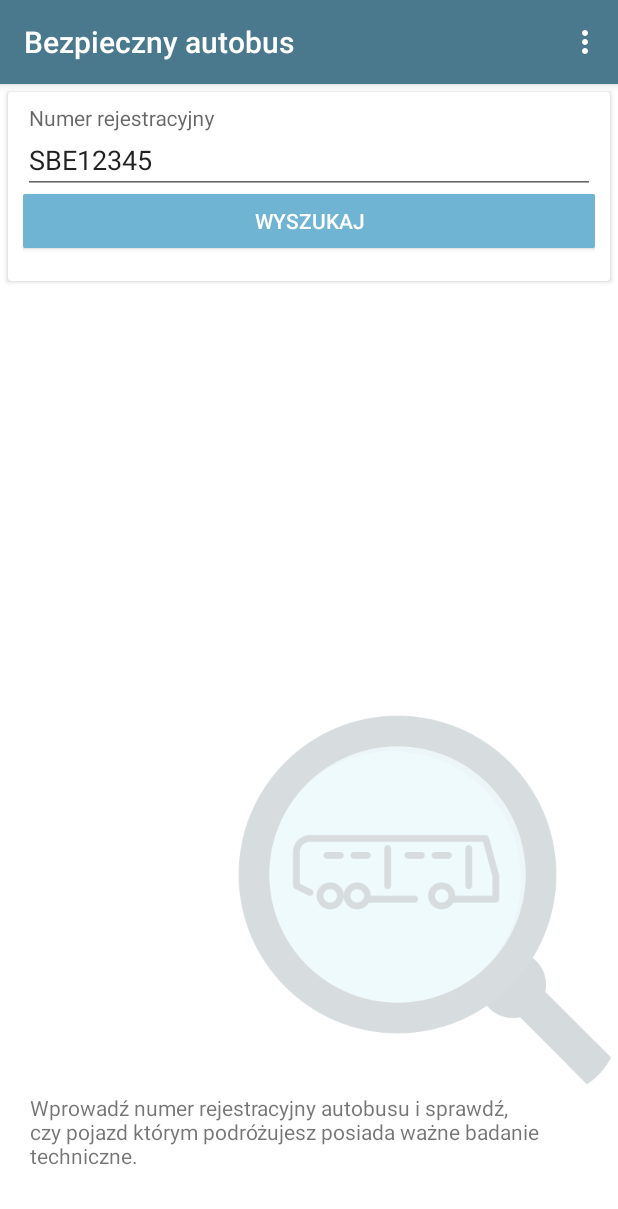
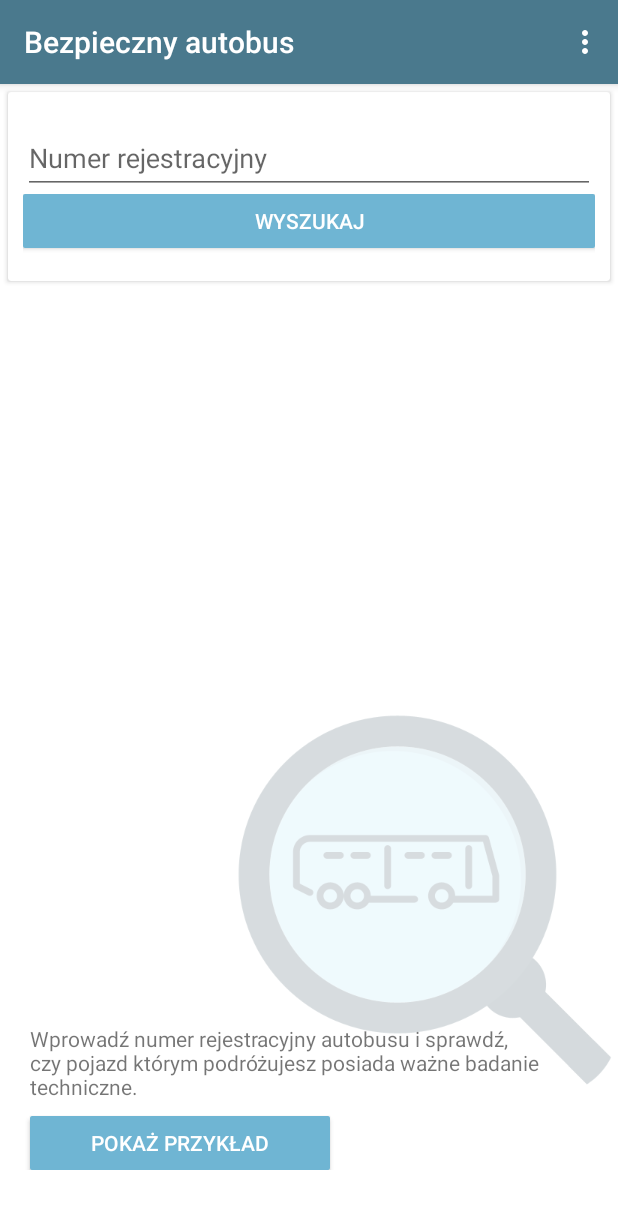
Before and after one commit to mobulum/android-safe-bus, an Android app: the screen it shows after launch (MainActivity), on a phone screen of 412 x 824 dp. Shown: the top 1209 px of the screen. Run offline under Robolectric (Android 15) with nearby library versions, the phone set to English and light mode, and no system bars; our stand-ins replace ButterKnife, Dagger/Hilt's generated code, Timber; libraries missing offline, so code that uses them is left out: com.crashlytics.android, io.fabric.sdk, rx.android.schedulers, rx.functions, rx.schedulers; pictures from the network do not load; 7 statements that could not run were skipped.

Commit message:
Show example button.

```diff
--- a/app/src/main/java/io/vehiclehistory/safebus/activity/MainActivity.java
+++ b/app/src/main/java/io/vehiclehistory/safebus/activity/MainActivity.java
@@ -15,8 +15,6 @@ import android.widget.EditText;
 import android.widget.Toast;
 import android.widget.ViewAnimator;
 
-import com.rengwuxian.materialedittext.MaterialEditText;
-
 import javax.inject.Inject;
 
 import butterknife.Bind;
@@ -32,6 +30,7 @@ public class MainActivity extends BaseActivity implements VehicleMvpView {
 
     private static final int ANIMATOR_BUTTON = 0;
     private static final int ANIMATOR_PROGRESS = 1;
+    private static final String EXAMPLE_PLATE = "SBE12345";
 
     @Bind(R.id.toolbar)
     protected Toolbar toolbar;
@@ -47,6 +46,9 @@ public class MainActivity extends BaseActivity implements VehicleMvpView {
 
     @Bind(R.id.input_layout)
     protected CardView inputLayout;
+
+    @Bind(R.id.show_example)
+    protected Button exampleButton;
 
     @Inject
     protected GetVehicleHistoryCaller getVehicleHistoryPresenter;
@@ -66,8 +68,6 @@ public class MainActivity extends BaseActivity implements VehicleMvpView {
         // Sets the Toolbar to act as the ActionBar for this Activity window.
         // Make sure the toolbar exists in the activity and is not null
         setSupportActionBar(toolbar);
-
-        busPlate.setText("SBE12345");
     }
 
     @Override
@@ -79,6 +79,14 @@ public class MainActivity extends BaseActivity implements VehicleMvpView {
 
     private void bindViews() {
         getVehicleHistoryPresenter.attachView(this);
+
+        exampleButton.setOnClickListener(new View.OnClickListener() {
+            @Override
+            public void onClick(View view) {
+                busPlate.setText(EXAMPLE_PLATE);
+                findBusButton.callOnClick();
+            }
+        });
     }
 
     private void resetValues() {
--- a/app/src/main/res/layout/activity_main.xml
+++ b/app/src/main/res/layout/activity_main.xml
@@ -99,14 +99,29 @@
             android:layout_alignParentBottom="true"
             android:paddingBottom="150dp" />
 
+        <LinearLayout
+            android:layout_width="wrap_content"
+            android:layout_height="wrap_content"
+            android:orientation="vertical"
+            android:paddingBottom="100dp"
+            android:layout_alignParentBottom="true">
+
             <TextView
                 android:layout_width="wrap_content"
                 android:layout_height="wrap_content"
-            android:layout_alignParentBottom="true"
                 android:text="@string/main_encourage"
-            android:paddingBottom="100dp"
                 android:paddingLeft="20dp"
                 android:paddingRight="20dp" />
+
+            <Button android:id="@+id/show_example"
+                android:layout_height="wrap_content"
+                style="@style/Button"
+                android:layout_width="200dp"
+                android:text="@string/show_example"
+                android:layout_marginLeft="20dp"
+                android:layout_marginTop="10dp"/>
+
+        </LinearLayout>
 
     </RelativeLayout>
 
--- a/app/src/main/res/values/strings.xml
+++ b/app/src/main/res/values/strings.xml
@@ -31,5 +31,6 @@
     <string name="about_contact">Kontakt</string>
     <string name="about_application_version">Wersja aplikacji: </string>
     <string name="contact_email">safe-bus-android@vehicle-history.io</string>
+    <string name="show_example">Pokaż przykład</string>
 
 </resources>
```
Lines whose indentation alone changed are shown as unchanged.
